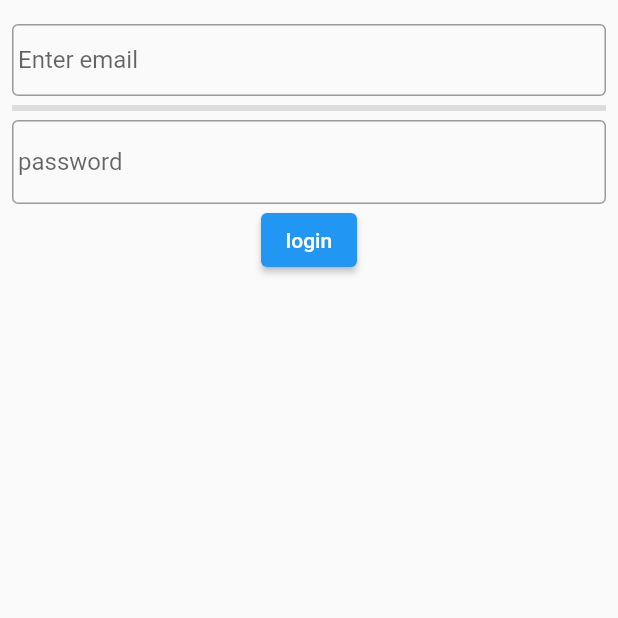
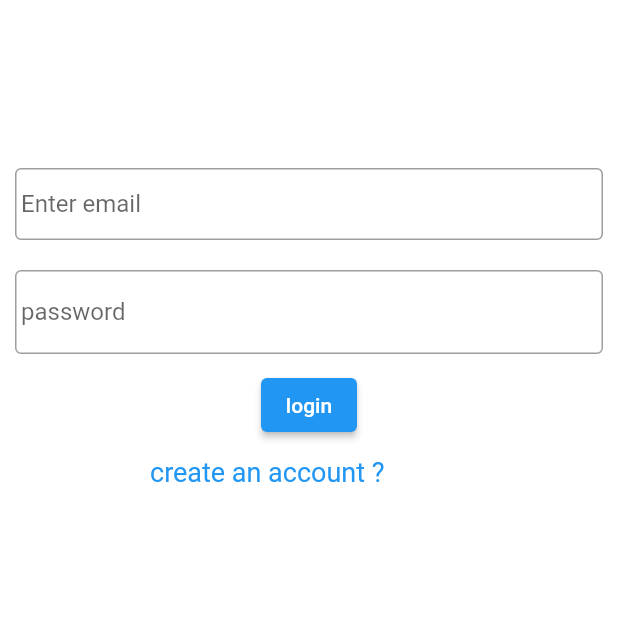
Before and after one commit to FarsanaMajeed/emailpassword_authentication, a Flutter app: the screen it shows after launch, on a phone screen of 412 x 824 dp, the top half of it. Run offline on Flutter 3.47's test engine with Material 2 defaults, Android fonts, the phone set to English and light mode, and no system bars; our stand-ins replace bloc, equatable, firebase_auth, firebase_core, flutter_bloc, fluttertoast; accounts and stored records are empty.

```diff
--- a/lib/app.dart
+++ b/lib/app.dart
@@ -4,21 +4,21 @@ import 'package:loginform_new/bloc/auth_cubit.dart';
 import 'package:loginform_new/bloc/repository.dart';
 import 'package:loginform_new/src/pages/login_page.dart';
 
+
 class MyApp extends StatelessWidget {
   const MyApp({Key? key}) : super(key: key);
-
-  // This widget is the root of your application.
   @override
   Widget build(BuildContext context) {
-    AuthRepository repository=AuthRepository();
-    //create object of AuthRepository class
-    return MultiBlocProvider(providers: [
-      BlocProvider(create:(context)=>AuthCubit(AuthRepository()))],
-      //for access multiple cubit on evey page of material app used MultiBlockProvider
-      child:MaterialApp(
-      title: 'Flutter Demo',
-      home: const HomePage(),
-      )
-    );
+    return MultiBlocProvider(
+        providers: [
+          BlocProvider(create: (context) => AuthCubit(AuthRepository())),
+        ],
+        child: MaterialApp(
+          title: 'Flutter Demo',
+          theme: ThemeData(
+            primarySwatch: Colors.blue,
+          ),
+          home:const LoginPage(),
+        ));
   }
 }
--- a/lib/bloc/auth_cubit.dart
+++ b/lib/bloc/auth_cubit.dart
@@ -1,5 +1,3 @@
-
-
 import 'package:bloc/bloc.dart';
 import 'package:equatable/equatable.dart';
 import 'package:firebase_auth/firebase_auth.dart';
@@ -8,40 +6,35 @@ import 'package:loginform_new/bloc/repository.dart';
 part 'auth_state.dart';
 
 class AuthCubit extends Cubit<AuthState> {
-  //Dependency injection
   final AuthRepository authRepository;
-  AuthCubit(this.authRepository) : super(AuthInitial());//default aayt first authinitial emit aavan
+  AuthCubit(this.authRepository) : super(AuthInitial());
 
   registerUserEmailPassword(String email, String password) async {
     emit(AuthLoading());
-    try{
-    UserCredential userCredential= await authRepository.registerWithEmailPassword(email, password);
-    if(userCredential==null){
+    try {
+      UserCredential userCredential =
+          await authRepository.registerWithEmailPassword(email, password);
+      if (userCredential == null) {
         emit(AuthError());
-    }else{
-      //registration success email and password (all data)can access using userCredential
+      } else {
         emit(AuthSuccess(userCredential));
       }
-    }catch(ex) {
+    } catch (ex) {
       emit(AuthError());
     }
   }
 
-
   signInUserEmailPassword(String email, String password) async {
     emit(AuthLoading());
     try {
-      UserCredential userCredential = await authRepository.loginWithEmailPassword(email, password);
-     if(userCredential==null){
+      UserCredential userCredential =
+          await authRepository.loginWithEmailPassword(email, password);
+      if (userCredential == null) {
         emit(AuthError());
-     }else{
-       //userCredential constructor pass the user data through the authSuccess  class
-       //and the passed data stored the userCredential variable inside the states
-       // when the  login success the user details is can access by using userCredential
+      } else {
         emit(AuthSuccess(userCredential));
       }
-    }
-    catch(ex){
+    } catch (ex) {
       emit(AuthError());
     }
   }
--- a/lib/main.dart
+++ b/lib/main.dart
@@ -4,6 +4,7 @@ import 'package:firebase_core/firebase_core.dart';
 
 
 void main() async {
-  await Firebase.initializeApp(); // this method is used to initialize the firebase
+  WidgetsFlutterBinding.ensureInitialized();
+  await Firebase.initializeApp();
   runApp(const MyApp());
 }
--- a/lib/src/pages/login_page.dart
+++ b/lib/src/pages/login_page.dart
@@ -1,5 +1,3 @@
-
-
 // ignore_for_file: prefer_const_constructors
 
 import 'package:flutter/material.dart';
@@ -7,15 +5,16 @@ import 'package:flutter_bloc/flutter_bloc.dart';
 import 'package:fluttertoast/fluttertoast.dart';
 import 'package:loginform_new/bloc/auth_cubit.dart';
 import 'package:loginform_new/src/pages/dashboard_page.dart';
+import 'package:loginform_new/src/pages/reg_form.dart';
 
-class HomePage extends StatefulWidget {
-  const HomePage({Key? key}) : super(key: key);
+class LoginPage extends StatefulWidget {
+  const LoginPage({Key? key}) : super(key: key);
 
   @override
-  _HomePageState createState() => _HomePageState();
+  _LoginPageState createState() => _LoginPageState();
 }
 
-class _HomePageState extends State<HomePage> {
+class _LoginPageState extends State<LoginPage> {
   TextEditingController emailController = TextEditingController();
   TextEditingController passwordController = TextEditingController();
   GlobalKey<FormState> formKey = GlobalKey();
@@ -24,16 +23,13 @@ class _HomePageState extends State<HomePage> {
   @override
   Widget build(BuildContext context) {
     return Scaffold(
-      body: ListView(children: [
+      backgroundColor: Colors.white,
+        body: Column(
+      children: [
+       SizedBox(height: 12),
         Padding(
-          padding: const EdgeInsets.all(8.0),
-          child: SafeArea(
-            child: Form(
-                key: formKey,
-                child: Column(
-                  children: [
-                    SizedBox(height: 8),
-                    TextFormField(
+          padding:EdgeInsets.only(top: 100,left: 10,right: 10),
+          child: TextFormField(
           validator: (val) {
             String data = val ?? '';
             if (data.trim().isEmpty) {
@@ -42,21 +38,22 @@ class _HomePageState extends State<HomePage> {
           },
           controller: emailController,
           keyboardType: TextInputType.emailAddress,
-
           decoration: InputDecoration(
               labelText: "Enter email",
               contentPadding: EdgeInsets.all(4),
               border: OutlineInputBorder()),
         ),
-                    Divider(thickness: 4),
-                    TextFormField(
+        ),
+        Padding(
+          padding:EdgeInsets.only(top: 20,left: 10,right: 10),
+          child: TextFormField(
           autovalidateMode: AutovalidateMode.onUserInteraction,
           validator: (val) {
             String data = val ?? '';
             if (data.trim().isEmpty) {
               return ' Please enter password';
-                        } else if (data.length > 6) {
-                          return "password must be 6 length";
+            } else if (data.length < 8) {
+              return "password must be 8 length";
             }
           },
           controller: passwordController,
@@ -82,25 +79,21 @@ class _HomePageState extends State<HomePage> {
             border: OutlineInputBorder(),
           ),
         ),
-                    //here gives used cubit and state name
-                    //BlockConsumer used instead of BlockBuilder and BlockBuilder
-                    BlocConsumer<AuthCubit, AuthState>(
-                        listener: (context, state) {
-                          if(state is AuthSuccess){
-                            Navigator.push(context, MaterialPageRoute(builder:(_)=> DashboardPage()));
-                          }else if(state is AuthError){
+        ),
+        BlocConsumer<AuthCubit, AuthState>(listener: (context, state) {
+          if (state is AuthSuccess) {
+            Navigator.push(
+                context, MaterialPageRoute(builder: (_) => DashboardPage()));
+          } else if (state is AuthError) {
             Fluttertoast.showToast(msg: "Login failed");
-                          }else{
-
-                          }
-                        },
-                        builder: (context, state) {
-                          //the value 0f the state variable equal to the state emit from the cubit
-                          //ElevatedButton wrap with BlockBuilder for when login click the ElevatedButton changed for an loader
+          } else {}
+        }, builder: (context, state) {
           if (state is AuthLoading) {
             return const CircularProgressIndicator();
           } else {
-                            return ElevatedButton(
+            return Padding(
+              padding: const EdgeInsets.only(top:10),
+              child: ElevatedButton(
                 onPressed: () {
                   String email = emailController.text.trim();
                   String password = passwordController.text.trim();
@@ -108,15 +101,30 @@ class _HomePageState extends State<HomePage> {
                       .signInUserEmailPassword(email, password);
                 },
                 child: const Text('login'),
+              ),
             );
           }
         }),
+       InkWell(
+         onTap: (){
+           Navigator.push(context,MaterialPageRoute(builder:(_)=> RegistrationPage()));
+         },
+           child: Padding(
+          padding:EdgeInsets.all(10),
+          child:Center(
+            child: Row(
+              children: [
+                Padding(
+
+                  padding: const EdgeInsets.only(left:90),
+                  child: Text('create an account ?',style: TextStyle(color: Colors.blue,fontSize: 18),),
+                ),
               ],
-                )),
             ),
+          )
+        )
        ),
-      ]),
-
-    );
+      ],
+    ));
   }
 }
--- a/pubspec.yaml
+++ b/pubspec.yaml
@@ -29,7 +29,7 @@ environment:
 dependencies:
   flutter_bloc: ^8.0.1
   equatable: ^2.0.3
-  fluttertoast: ^8.0.8
+  fluttertoast: ^8.0.2
   flutter:
     sdk: flutter
 
@@ -39,6 +39,7 @@ dependencies:
   cupertino_icons: ^1.0.2
   firebase_auth: ^3.3.7
   firebase_core: ^1.12.0
+  cloud_firestore: ^3.1.10
 
 dev_dependencies:
   flutter_test:
```
Also changed, not shown: lib/bloc/auth_state.dart (+4 -4 lines), lib/bloc/repository.dart (+10 -9 lines), lib/src/pages/home_page.dart (deleted, +0 -122 lines), lib/src/pages/reg_form.dart (+58 -64 lines), lib/src/pages/registration_form.dart (deleted, +0 -218 lines), pubspec.lock. Lines whose indentation alone changed are shown as unchanged.
